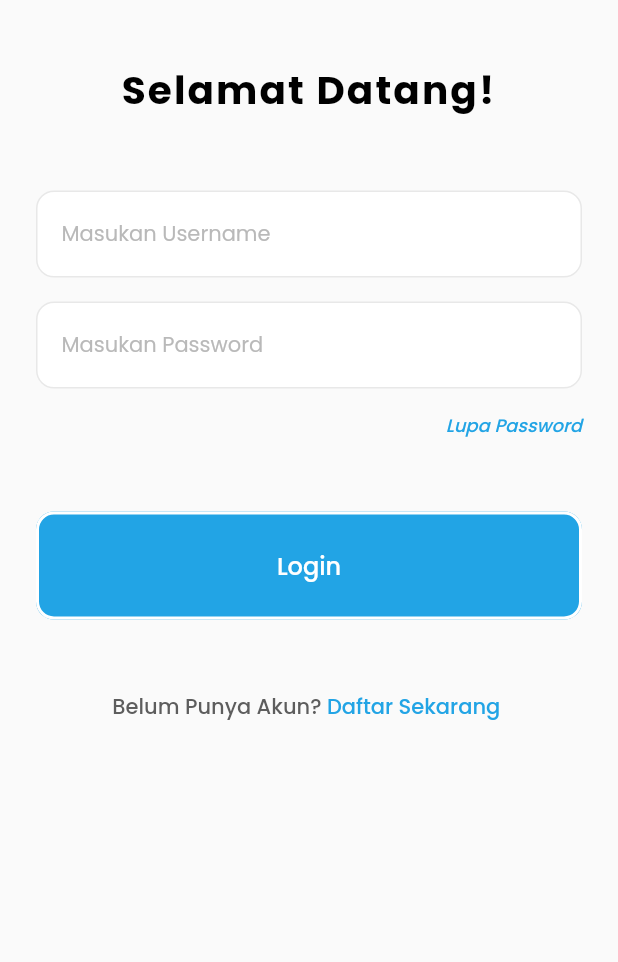
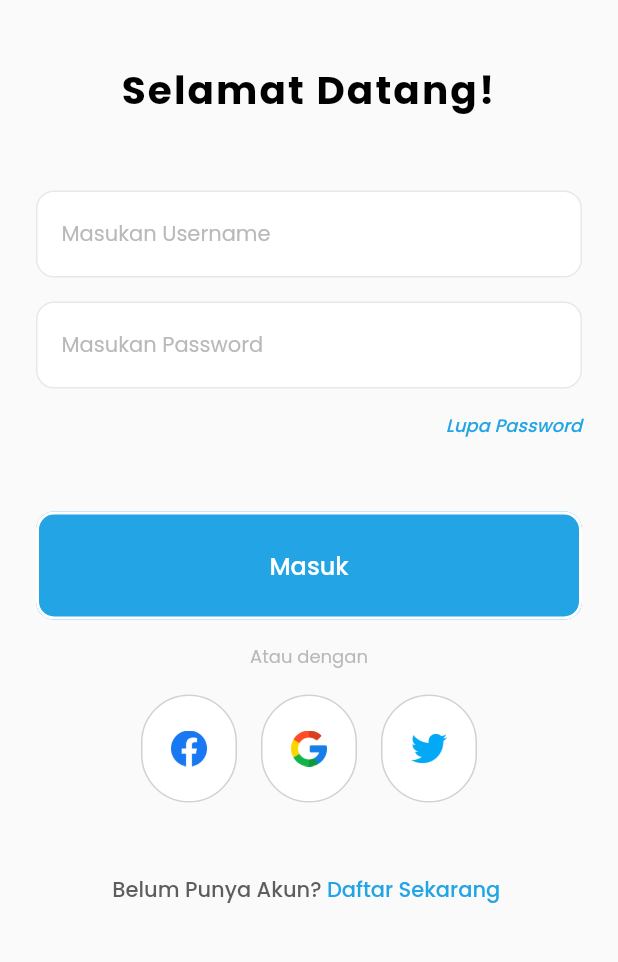
Before and after one commit to fransachmadhw/flutter-stunting, a Flutter app: the screen it shows after launch, on a phone screen of 412 x 824 dp, the part 252-1214 px from its top. Run offline on Flutter 3.47's test engine with Material 2 defaults, Android fonts, the phone set to English and light mode, and no system bars; missing offline and left inert: iconify_flutter.

Commit message:
Login w/ social

```diff
--- a/lib/page/authentication/login_page.dart
+++ b/lib/page/authentication/login_page.dart
@@ -3,6 +3,7 @@ import 'package:flutter/material.dart';
 import 'package:flutter_stunting/commons/globals.dart';
 import 'package:flutter_stunting/page/authentication/register_page_1.dart';
 import 'package:flutter_stunting/widgets/button/primary_button.dart';
+import 'package:flutter_stunting/widgets/button/social_button.dart';
 import 'package:flutter_stunting/widgets/input/custom_bordered_input.dart';
 import 'package:iconify_flutter/icons/ph.dart';
 
@@ -72,8 +73,40 @@ class _LoginPageState extends State<LoginPage> {
                 const SizedBox(height: spacing * 6),
                 PrimaryButton(
                   onPressed: () {},
-                  title: 'Login',
+                  title: 'Masuk',
                   type: ButtonType.primary,
+                ),
+                SizedBox(
+                  height: spacing * 2,
+                ),
+                Text('Atau dengan',
+                    textAlign: TextAlign.center,
+                    style: Theme.of(context)
+                        .textTheme
+                        .bodySmall!
+                        .copyWith(color: neutral200)),
+                SizedBox(
+                  height: spacing * 2,
+                ),
+                Row(
+                  // crossAxisAlignment: CrossAxisAlignment.stretch,
+                  mainAxisAlignment: MainAxisAlignment.center,
+                  children: [
+                    SocialButton(
+                        onPressed: () {},
+                        image: 'assets/images/facebook.png',
+                        size: 24),
+                    SizedBox(width: spacing * 2),
+                    SocialButton(
+                        onPressed: () {},
+                        image: 'assets/images/google.png',
+                        size: 24),
+                    SizedBox(width: spacing * 2),
+                    SocialButton(
+                        onPressed: () {},
+                        image: 'assets/images/twitter.png',
+                        size: 24),
+                  ],
                 ),
                 const SizedBox(height: spacing * 6),
                 Row(
--- /dev/null
+++ b/lib/widgets/button/social_button.dart
@@ -0,0 +1,40 @@
+import 'package:flutter/material.dart';
+import 'package:flutter_stunting/commons/globals.dart';
+
+class SocialButton extends StatelessWidget {
+  final Function onPressed;
+  final String image;
+  final double size;
+
+  const SocialButton(
+      {super.key,
+      required this.onPressed,
+      required this.image,
+      required this.size});
+
+  @override
+  Widget build(BuildContext context) {
+    return ElevatedButton(
+      onPressed: () => onPressed(),
+      style: ButtonStyle(
+        elevation: MaterialStateProperty.all(0),
+        backgroundColor: MaterialStateProperty.all(
+          white,
+        ),
+        padding: MaterialStateProperty.all(
+          const EdgeInsets.symmetric(vertical: spacing * 3),
+        ),
+        shape: MaterialStateProperty.all(
+          RoundedRectangleBorder(
+            borderRadius: BorderRadius.circular(radius * 10),
+            side: BorderSide(
+              color: neutral100,
+              width: 1,
+            ),
+          ),
+        ),
+      ),
+      child: Image.asset(image, height: size, width: size),
+    );
+  }
+}
```
Also changed, not shown: assets/images/facebook.png (added), assets/images/google.png (added), assets/images/twitter.png (added).
